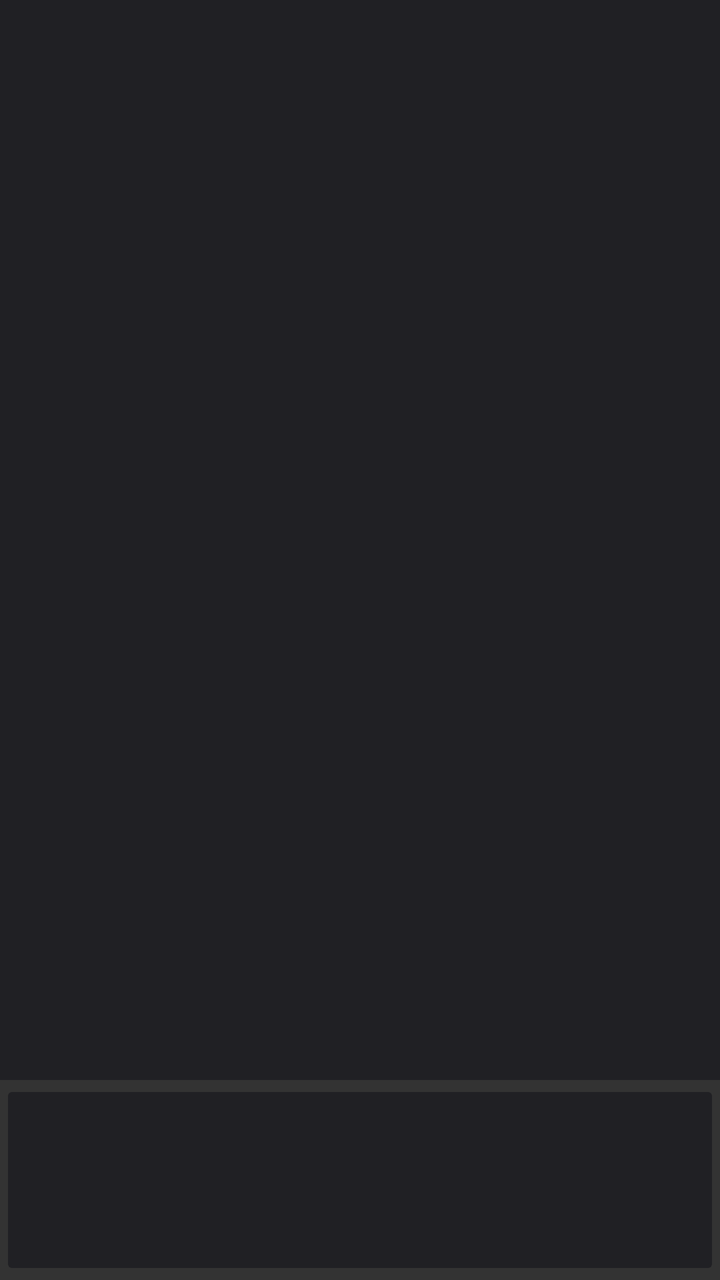
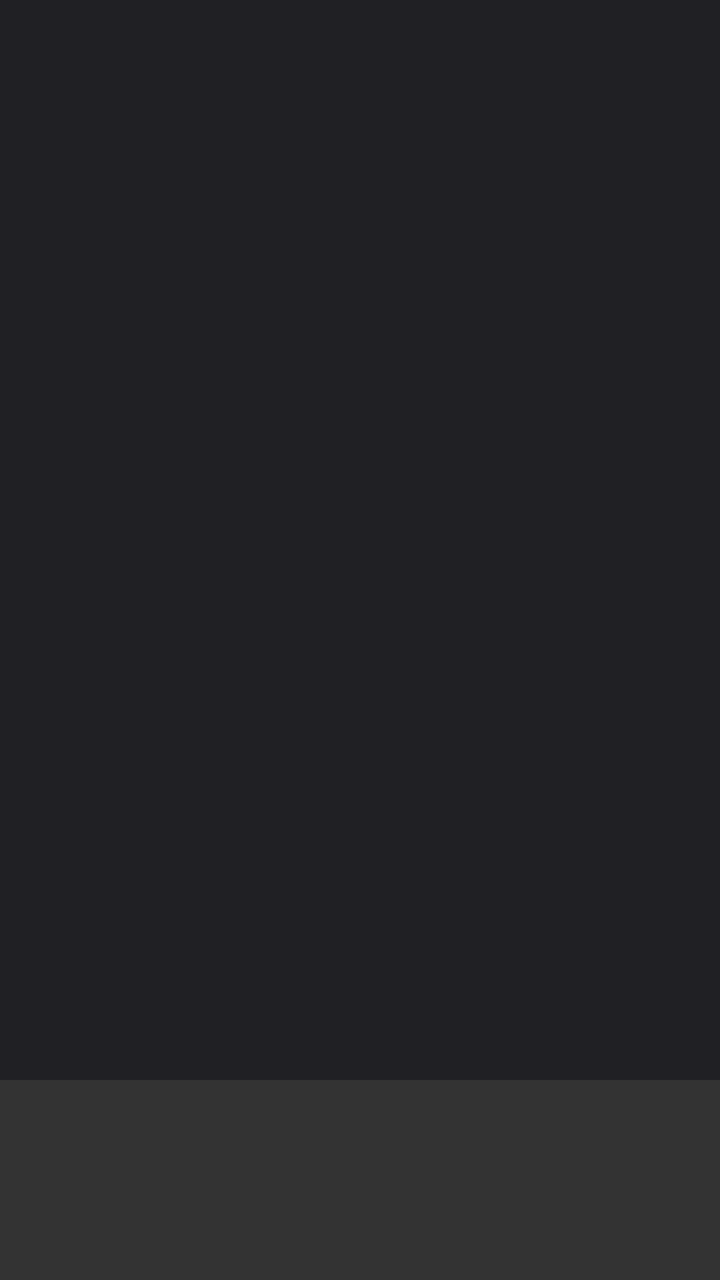

Two renders of the same Android screen: before a commit and after it. Below are the layout's source before the change and the commit's diff.
<!-- AndroidManifest.xml: application theme Theme.Doscord -->
<!-- res/layout/activity_cr_main.xml -->
<?xml version="1.0" encoding="utf-8"?>
<androidx.constraintlayout.widget.ConstraintLayout xmlns:android="http://schemas.android.com/apk/res/android"
    xmlns:app="http://schemas.android.com/apk/res-auto"
    xmlns:tools="http://schemas.android.com/tools"
    android:id="@+id/main"
    android:layout_width="match_parent"
    android:layout_height="match_parent"
    android:background="@color/bgGray"
    tools:context=".activities.chatroom.CrMainActivity">

    <LinearLayout
        android:id="@+id/crMainBottomLayout"
        android:layout_width="0dp"
        android:layout_height="100dp"
        android:background="#333"
        android:orientation="horizontal"
        app:layout_constraintBottom_toBottomOf="parent"
        app:layout_constraintEnd_toEndOf="parent"
        app:layout_constraintStart_toStartOf="parent">

        <ImageButton
            android:id="@+id/crMainPfpBtn"
            android:layout_width="100dp"
            android:layout_height="match_parent"
            android:layout_weight="1"
            android:backgroundTint="@color/bgGray"
            app:srcCompat="@drawable/pfp_placeholder" />
    </LinearLayout>
</androidx.constraintlayout.widget.ConstraintLayout>
<!-- resources referenced by this layout -->
<resources>
  <color name="bgGray">#202024</color>
  <!-- drawable pfp_placeholder (drawable) -->
  <?xml version="1.0" encoding="utf-8"?>
  <selector xmlns:android="http://schemas.android.com/apk/res/android">
  
  </selector>
  <style name="Theme.Doscord" parent="Base.Theme.Doscord" />
  <style name="Base.Theme.Doscord" parent="Theme.Material3.DayNight.NoActionBar">
          
          
      </style>
</resources>

<!-- the commit's change to res/layout/activity_cr_main.xml (unified diff, before → after) -->
@@ -23,7 +23,9 @@
             android:layout_width="100dp"
             android:layout_height="match_parent"
             android:layout_weight="1"
+            android:background="@null"
             android:backgroundTint="@color/bgGray"
+            android:padding="25dp"
             app:srcCompat="@drawable/pfp_placeholder" />
     </LinearLayout>
 </androidx.constraintlayout.widget.ConstraintLayout>
